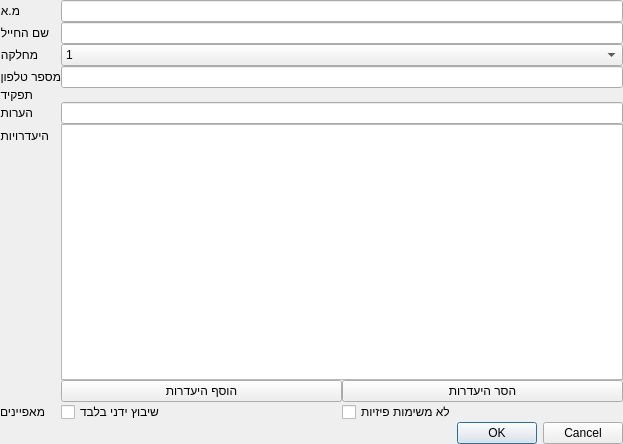
The window that Ui/SoldierDialog.ui (omertal88/shavzak) describes before a commit, drawn with Qt 5.
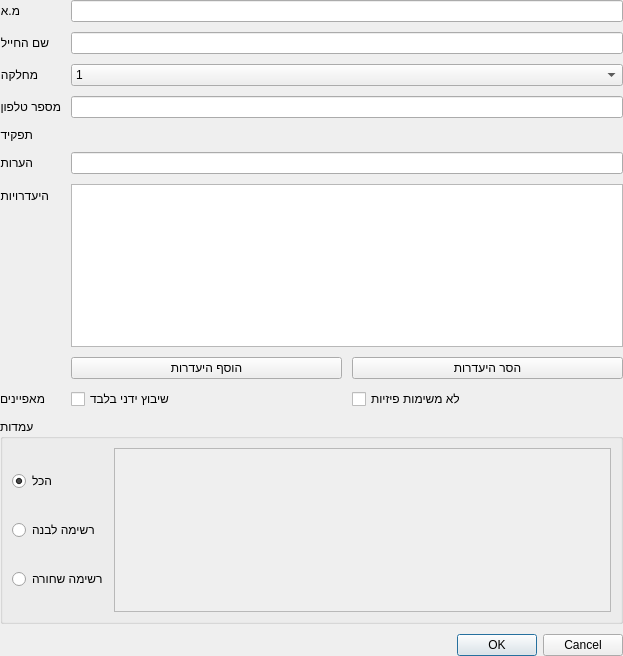
The same window after the commit. Custom widgets are drawn as their Qt base class.

Commit message: Added ability for soldiers to whitelist / blacklist positions

What changed in the file:
```diff
--- a/Ui/SoldierDialog.ui
+++ b/Ui/SoldierDialog.ui
@@ -10,7 +10,7 @@
     <x>0</x>
     <y>0</y>
     <width>623</width>
-    <height>444</height>
+    <height>656</height>
    </rect>
   </property>
   <property name="windowTitle">
@@ -18,7 +18,7 @@
   </property>
   <layout class="QVBoxLayout" name="verticalLayout_2">
    <property name="spacing">
-    <number>0</number>
+    <number>10</number>
    </property>
    <property name="leftMargin">
     <number>0</number>
@@ -191,6 +191,59 @@
      </item>
     </layout>
    </item>
+   <item>
+    <widget class="QGroupBox" name="groupBox">
+     <property name="sizePolicy">
+      <sizepolicy hsizetype="Preferred" vsizetype="Expanding">
+       <horstretch>0</horstretch>
+       <verstretch>0</verstretch>
+      </sizepolicy>
+     </property>
+     <property name="title">
+      <string>עמדות</string>
+     </property>
+     <layout class="QHBoxLayout" name="horizontalLayout_2">
+      <item>
+       <layout class="QVBoxLayout" name="verticalLayout_3">
+        <item>
+         <widget class="QRadioButton" name="allPositionsRadio">
+          <property name="text">
+           <string>הכל</string>
+          </property>
+          <property name="checked">
+           <bool>true</bool>
+          </property>
+         </widget>
+        </item>
+        <item>
+         <widget class="QRadioButton" name="whiteListRadio">
+          <property name="text">
+           <string>רשימה לבנה</string>
+          </property>
+         </widget>
+        </item>
+        <item>
+         <widget class="QRadioButton" name="blackListRadio">
+          <property name="text">
+           <string>רשימה שחורה</string>
+          </property>
+         </widget>
+        </item>
+       </layout>
+      </item>
+      <item>
+       <widget class="QListWidget" name="positionsList">
+        <property name="enabled">
+         <bool>false</bool>
+        </property>
+        <property name="selectionMode">
+         <enum>QAbstractItemView::MultiSelection</enum>
+        </property>
+       </widget>
+      </item>
+     </layout>
+    </widget>
+   </item>
    <item>
     <widget class="QDialogButtonBox" name="buttonBox">
      <property name="orientation">
```
Left out of the diff: 24 changed lines with no effect on the pictures. The commit also changes 4 other files.
